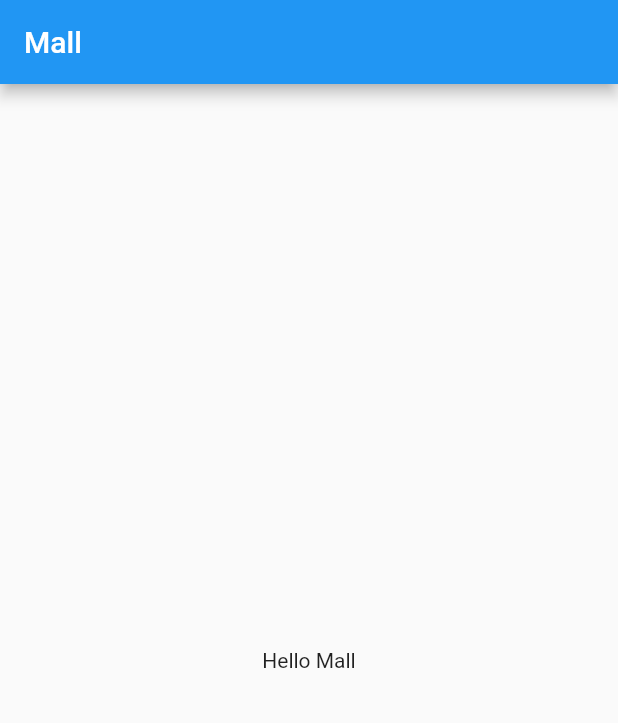
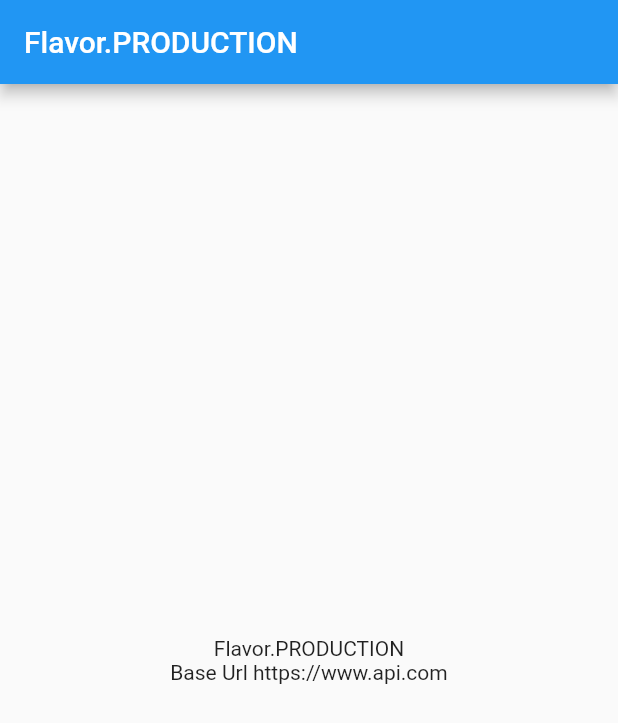
Before and after one commit to WingCH/Learning, a Flutter app: the screen it shows after launch, on a phone screen of 412 x 824 dp. Shown: the top 723 px of the screen. Run offline on Flutter 3.47's test engine with Material 2 defaults, Android fonts, the phone set to English and light mode, and no system bars; our stand-ins replace get, go_router.

Commit message:
[flutter_flavorizr] update readme

```diff
--- a/Flutter/flutter_flavorizr/lib/app.dart
+++ b/Flutter/flutter_flavorizr/lib/app.dart
@@ -1,14 +1,14 @@
 import 'package:flutter/foundation.dart';
 import 'package:flutter/material.dart';
 
-import 'flavors.dart';
+import 'env_config.dart';
 import 'pages/my_home_page.dart';
 
 class App extends StatelessWidget {
   @override
   Widget build(BuildContext context) {
     return MaterialApp(
-      title: F.title,
+      title: EnvConfig.title,
       theme: ThemeData(
         primarySwatch: Colors.blue,
       ),
@@ -27,7 +27,7 @@ class App extends StatelessWidget {
           ? Banner(
         child: child,
         location: BannerLocation.topStart,
-        message: F.name,
+        message: EnvConfig.name,
         color: Colors.green.withOpacity(0.6),
         textStyle: TextStyle(
             fontWeight: FontWeight.w700,
--- a/Flutter/flutter_flavorizr/lib/flavors.dart
+++ b/Flutter/flutter_flavorizr/lib/env_config.dart
@@ -3,20 +3,23 @@ enum Flavor {
   UAT,
 }
 
-class F {
+class EnvConfig {
   static Flavor? appFlavor;
 
   static String get name => appFlavor?.name ?? '';
 
   static String get title {
+   return appFlavor.toString();
+  }
+
+  static String get baseUrl {
     switch (appFlavor) {
       case Flavor.PRODUCTION:
-        return 'Mall';
+        return 'https://www.api.com';
       case Flavor.UAT:
-        return 'UAT Mall';
+        return 'https://www.uat.api.com';
       default:
-        return 'title';
+        return 'https://www.uat.api.com';
     }
   }
-
 }
--- a/Flutter/flutter_flavorizr/lib/main_production.dart
+++ b/Flutter/flutter_flavorizr/lib/main_production.dart
@@ -1,8 +1,8 @@
 import 'package:flutter/material.dart';
 import 'app.dart';
-import 'flavors.dart';
+import 'env_config.dart';
 
 void main() {
-  F.appFlavor = Flavor.PRODUCTION;
+  EnvConfig.appFlavor = Flavor.PRODUCTION;
   runApp(App());
 }
--- a/Flutter/flutter_flavorizr/lib/main_uat.dart
+++ b/Flutter/flutter_flavorizr/lib/main_uat.dart
@@ -1,8 +1,8 @@
 import 'package:flutter/material.dart';
 import 'app.dart';
-import 'flavors.dart';
+import 'env_config.dart';
 
 void main() {
-  F.appFlavor = Flavor.UAT;
+  EnvConfig.appFlavor = Flavor.UAT;
   runApp(App());
 }
--- a/Flutter/flutter_flavorizr/lib/pages/my_home_page.dart
+++ b/Flutter/flutter_flavorizr/lib/pages/my_home_page.dart
@@ -1,16 +1,27 @@
 import 'package:flutter/material.dart';
-import '../flavors.dart';
+
+import '../env_config.dart';
 
 class MyHomePage extends StatelessWidget {
+  const MyHomePage({Key? key}) : super(key: key);
+
   @override
   Widget build(BuildContext context) {
     return Scaffold(
       appBar: AppBar(
-        title: Text(F.title),
+        title: Text(EnvConfig.title),
       ),
       body: Center(
-        child: Text(
-          'Hello ${F.title}',
+        child: Column(
+          mainAxisSize: MainAxisSize.min,
+          children: [
+            Text(
+              EnvConfig.title,
+            ),
+            Text(
+              'Base Url ${EnvConfig.baseUrl}',
+            ),
+          ],
         ),
       ),
     );
```
Also changed, not shown: Flutter/flutter_flavorizr/doc/README/Screenshot_20220423_235829.png (added), Flutter/flutter_flavorizr/doc/README/Screenshot_20220423_235838.png (added), Flutter/flutter_flavorizr/doc/README/Screenshot_20220423_235849.png (added), Flutter/flutter_flavorizr/doc/README/Simulator Screen Shot - iPhone 13 Pro - 2022-04-24 at 00.00.03.png (added), Flutter/flutter_flavorizr/doc/README/Simulator Screen Shot - iPhone 13 Pro - 2022-04-24 at 00.00.10.png (added), Flutter/flutter_flavorizr/doc/README/Simulator Screen Shot - iPhone 13 Pro - 2022-04-24 at 00.00.18.png (added), 1 other file.
